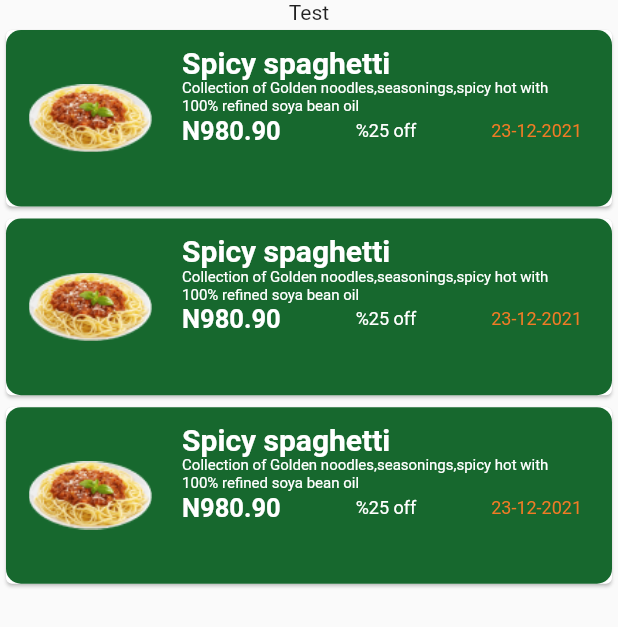
After one commit to proghaddad/Freshly-Delivered-App, a Flutter app: the CartScreen screen opened directly, on a phone screen of 412 x 824 dp. The commit adds this screen. Shown: the top 627 px of the screen. Run offline on Flutter 3.47's test engine with Material 2 defaults, Android fonts, the phone set to English and light mode, and no system bars; our stand-ins replace animated_splash_screen, carousel_slider, hexcolor.

Commit message:
Updated Cart UI

```diff
--- a/lib/Screens/cart.dart
+++ b/lib/Screens/cart.dart
@@ -1,10 +1,18 @@
 import 'package:flutter/material.dart';
+import 'package:freshly_delivered_app/Widgets/Cart/cart_list.dart';
 
 class CartScreen extends StatelessWidget {
   const CartScreen({Key? key}) : super(key: key);
 
   @override
   Widget build(BuildContext context) {
-    return Container();
+    return Scaffold(
+      body: Column(
+        children: [
+          Text('Test'),
+          CartList(),
+        ],
+      ),
+    );
   }
 }
--- a/lib/Screens/homescreen.dart
+++ b/lib/Screens/homescreen.dart
@@ -31,7 +31,7 @@ class _HomeScreenState extends State<HomeScreen> {
             type: BottomNavigationBarType.fixed,
             elevation: 0,
             items: const [
-              BottomNavigationBarItem(icon: Icon(Icons.home,color: Colors.white,),label: 'Home'),
+              BottomNavigationBarItem(icon: Icon(Icons.home,color: Colors.white),label: 'Home'),
               BottomNavigationBarItem(icon: Icon(Icons.shopping_bag,color: Colors.white),label: 'Wishlist'),
               BottomNavigationBarItem(icon: Icon(Icons.shopping_cart_outlined,color: Colors.white),label: 'Cart'),
               BottomNavigationBarItem(icon: Icon(Icons.settings,color: Colors.white),label: 'Settings'),
--- /dev/null
+++ b/lib/Widgets/Cart/cart_list.dart
@@ -0,0 +1,22 @@
+import 'package:flutter/material.dart';
+import 'package:freshly_delivered_app/Widgets/Cart/cartlist_card.dart';
+
+class CartList extends StatelessWidget {
+  CartList({Key? key}) : super(key: key);
+  var spagettiList = <CartListCard>[
+    CartListCard(),
+    CartListCard(),
+    CartListCard(),
+  ];
+  @override
+  Widget build(BuildContext context) {
+    return SizedBox(
+      height: MediaQuery.of(context).size.height / 1.5,
+      width: MediaQuery.of(context).size.width / 1,
+      child: ListView.builder(
+          itemCount: spagettiList.length,
+          itemBuilder: (context, index) => const CartListCard(),
+          ),
+    );
+  }
+}
--- /dev/null
+++ b/lib/Widgets/Cart/cartlist_card.dart
@@ -0,0 +1,69 @@
+import 'package:flutter/cupertino.dart';
+import 'package:flutter/material.dart';
+import 'package:hexcolor/hexcolor.dart';
+
+class CartListCard extends StatelessWidget {
+  const CartListCard({Key? key}) : super(key: key);
+
+  @override
+  Widget build(BuildContext context) {
+    return Card(
+      child: Container(
+        decoration: BoxDecoration(
+            color: HexColor('#17682E'),
+            borderRadius: BorderRadius.circular(10)
+        ),
+          height: MediaQuery.of(context).size.height / 7,
+          child: (
+          Row(
+            mainAxisAlignment: MainAxisAlignment.spaceEvenly,
+            crossAxisAlignment: CrossAxisAlignment.stretch,
+            children: const [
+              LetfImage(),
+              Expanded(child: RightColumn()),
+            ],
+          )
+          )
+      ),
+    );
+  }
+}
+class LetfImage extends StatelessWidget {
+  const LetfImage({Key? key}) : super(key: key);
+
+  @override
+  Widget build(BuildContext context) {
+    return Padding(
+      padding: const EdgeInsets.only(left : 15.0),
+      child: SizedBox(
+        width: MediaQuery.of(context).size.width / 5,
+          child: Image.asset('lib/Assets/img/spagetti.png')),
+    );
+  }
+}
+class RightColumn extends StatelessWidget {
+  const RightColumn({Key? key}) : super(key: key);
+
+  @override
+  Widget build(BuildContext context) {
+    return Padding(
+      padding: const EdgeInsets.symmetric(vertical: 10,horizontal: 20),
+      child: Column(
+        crossAxisAlignment: CrossAxisAlignment.start,
+            children:  [
+              const Text('Spicy spaghetti',style: TextStyle(color: Colors.white,fontWeight: FontWeight.bold,fontSize: 20),),
+              const Text('Collection of Golden noodles,seasonings,spicy hot with 100% refined soya bean oil',style:TextStyle(fontSize: 10,color: Colors.white),),
+              Row(
+                mainAxisAlignment: MainAxisAlignment.spaceBetween,
+                children: [
+                  const Text('N980.90',style: TextStyle(color: Colors.white,fontWeight: FontWeight.bold,fontSize: 17),),
+                  const Text('%25 off',style: TextStyle(color: Colors.white,fontSize: 12),),
+                  Text('23-12-2021',style: TextStyle(color: HexColor('#F07B25'),fontSize: 12),),
+                ],
+              )
+            ],
+          ),
+    );
+
+  }
+}
```
